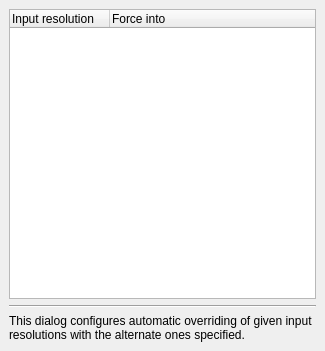
mrehkopf/vcs, file src/display/qt/dialogs/ui/alias_dialog.ui: the form before one commit.
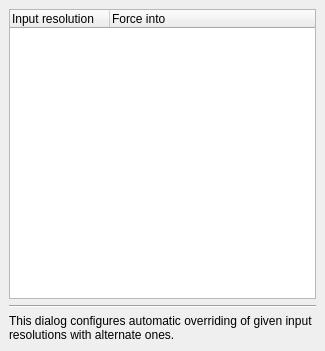
The form after the commit.

Commit message:
GUI: Auto-hide output window menu bar
The output window's menu bar will now be displayed when there is mouse
activity over the output window, and hidden when the activity stops.

```diff
--- a/src/display/qt/dialogs/ui/alias_dialog.ui
+++ b/src/display/qt/dialogs/ui/alias_dialog.ui
@@ -81,7 +81,7 @@
    <item>
     <widget class="QLabel" name="label_notice">
      <property name="text">
-      <string>This dialog configures automatic overriding of given input resolutions with the alternate ones specified.</string>
+      <string>This dialog configures automatic overriding of given input resolutions with alternate ones.</string>
      </property>
      <property name="wordWrap">
       <bool>true</bool>
```
The commit also changes 7 other files.
